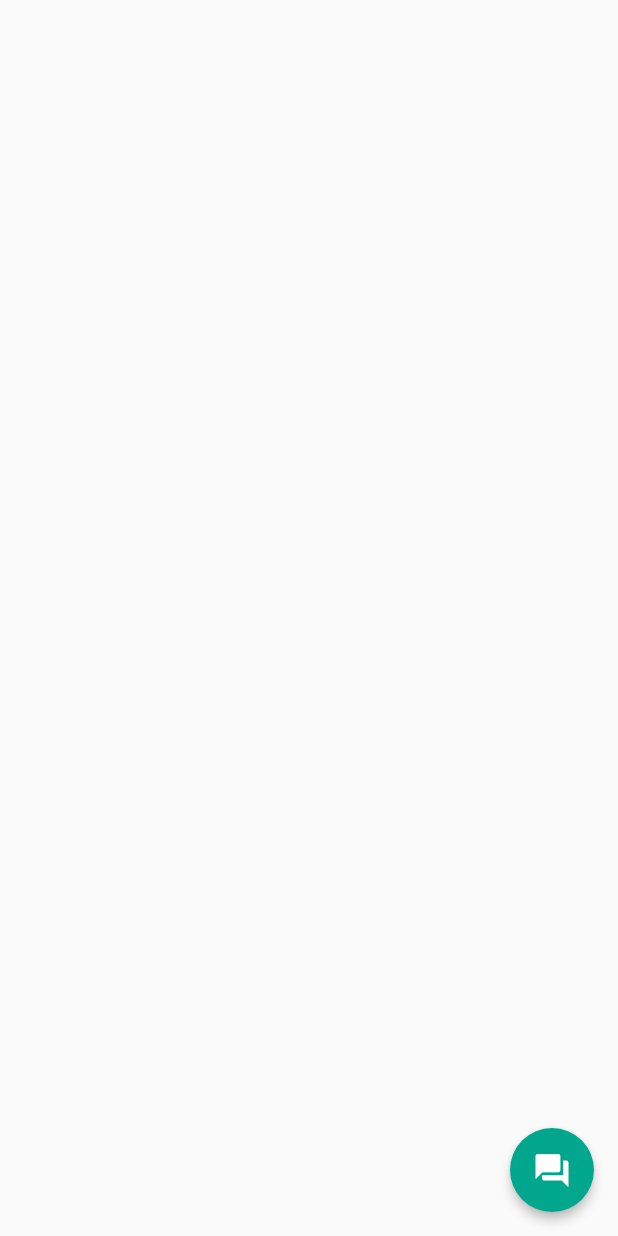
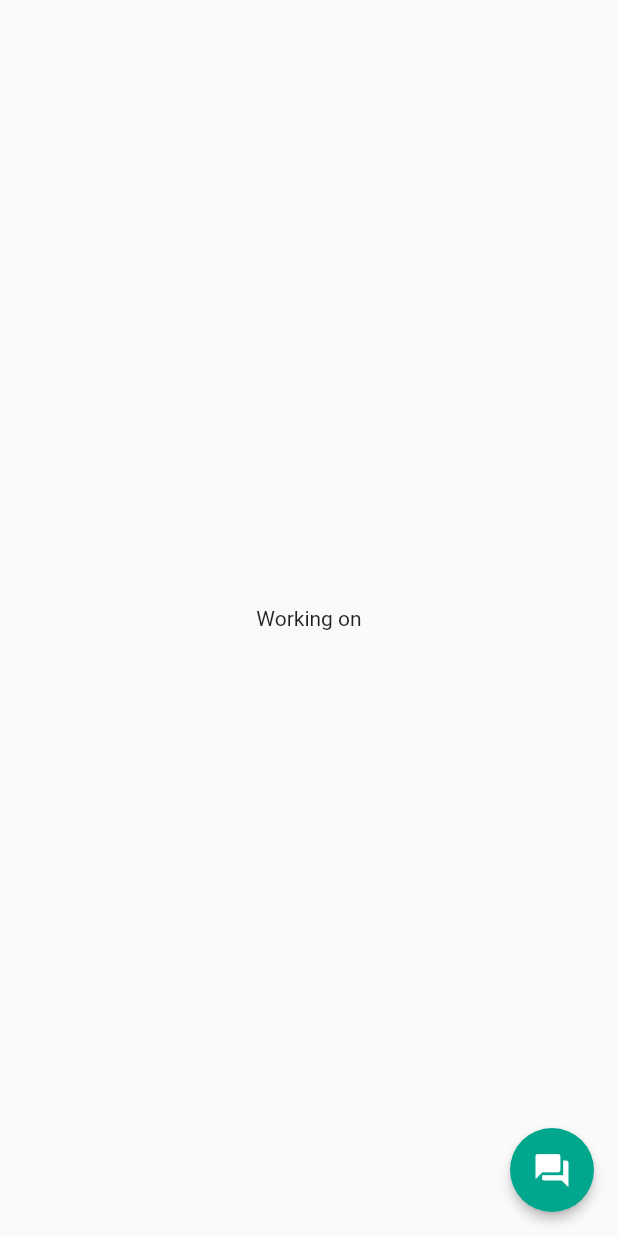
Before and after one commit to bianbianzhu/NewLeanerCraft, a Flutter app: the screen it shows after launch, on a phone screen of 412 x 824 dp. Run offline on Flutter 3.47's test engine with Material 2 defaults, Android fonts, the phone set to English and light mode, and no system bars; our stand-ins replace animated_text_kit, flare_flutter, path_drawing, simple_animations, supercharged; missing offline and left inert: dart:html, flappy_search_bar.

Commit message:
landing_mobile change

```diff
--- a/lib/Screens/pages/landing_page.dart
+++ b/lib/Screens/pages/landing_page.dart
@@ -158,7 +158,11 @@ class _LandingPageState extends State<LandingPage> {
         ],
       );
     } else {
-      return Container();
+      return Container(
+        child: Center(child:
+          Text('Working on'),
+        ),
+      );
     }
   }
 }
```
Also changed, not shown: firebase.json (added), 2 other files.
